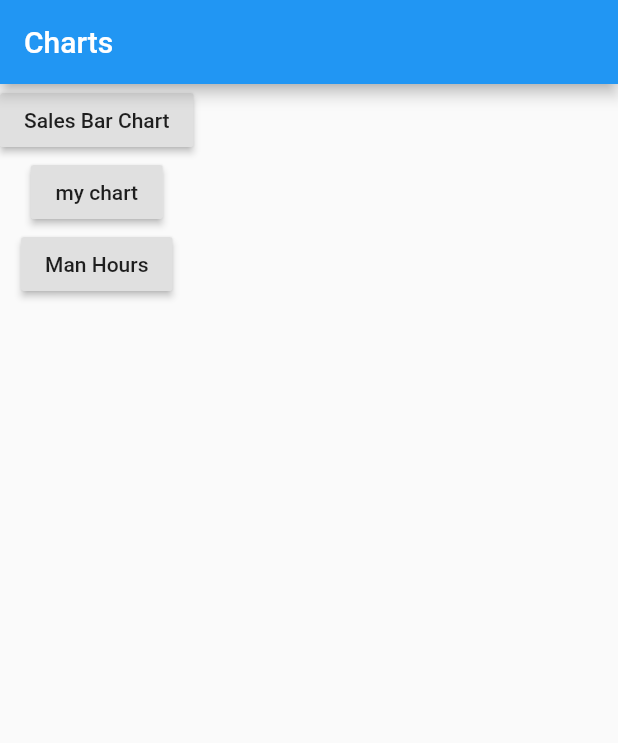
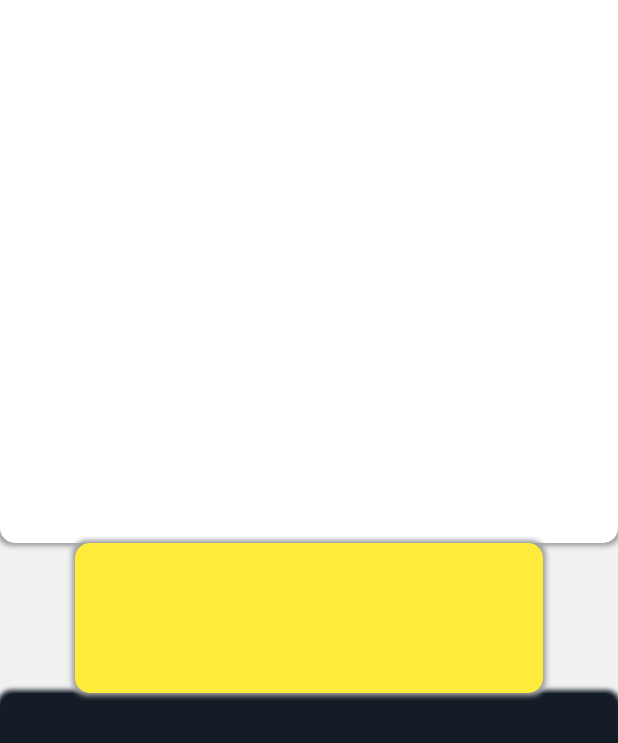
Before and after one commit to HTibs/charts_unergia, a Flutter app: the screen it shows after launch, on a phone screen of 412 x 824 dp. Shown: the top 743 px of the screen. Run offline on Flutter 3.47's test engine with Material 2 defaults, Android fonts, the phone set to English and light mode, and no system bars; our stand-ins replace charts_flutter, cloud_firestore, fl_chart; accounts and stored records are empty.

Commit message:
designing the homeScreen

```diff
--- a/lib/activities/homeActivity.dart
+++ b/lib/activities/homeActivity.dart
@@ -5,33 +5,106 @@ class HomeActivity extends StatefulWidget {
   _HomeActivityState createState() => _HomeActivityState();
 }
 
+//class _HomeActivityState extends State<HomeActivity> {
+//  @override
+//  Widget build(BuildContext context) {
+//    return SafeArea(
+//      child: Scaffold(
+//        backgroundColor: Color(0xffF1F1F2),
+//        body: Container(
+//          child: Column(
+//            children: <Widget>[
+//              RaisedButton(
+//                child: Text('Sales Bar Chart'),
+//                onPressed: () {
+//                  Navigator.pushNamed(context, '/salesHome');
+//                },
+//              ),
+//              RaisedButton(
+//                child: (Text('my chart')),
+//                onPressed: () {
+//                  Navigator.pushNamed(context, '/sample');
+//                },
+//              ),
+//              RaisedButton(
+//                child: Text('Man Hours'),
+//                onPressed: () {
+//                  Navigator.pushNamed(context, '/transit');
+//                },
+//              ),
+//            ],
+//          ),
+//        ),
+//      ),
+//    );
+//  }
+//}
+
 class _HomeActivityState extends State<HomeActivity> {
   @override
   Widget build(BuildContext context) {
-    return Scaffold(
-      appBar: AppBar(
-        title: Text('Charts'),
-      ),
-      body: Container(
-        child: Column(
+    return SafeArea(
+      child: Scaffold(
+        backgroundColor: Color(0xffF1F1F2),
+        body: Stack(
+          fit: StackFit.expand,
           children: <Widget>[
-            RaisedButton(
-              child: Text('Sales Bar Chart'),
-              onPressed: () {
-                Navigator.pushNamed(context, '/salesHome');
-              },
+            Positioned(
+              top: 0,
+              child: Container(
+                decoration: BoxDecoration(
+                    color: Colors.white,
+                    boxShadow: [
+                      BoxShadow(
+                        color: Colors.grey,
+                        blurRadius: 2.0,
+                        spreadRadius: 2.0,
+                      )
+                    ],
+                    borderRadius: BorderRadius.only(
+                        bottomLeft: Radius.circular(10.0),
+                        bottomRight: Radius.circular(10.0))),
+                width: MediaQuery.of(context).size.width,
+                height: (MediaQuery.of(context).size.height / 2) - 50,
+                //color: Colors.red,
+              ),
             ),
-            RaisedButton(
-              child: (Text('my chart')),
-              onPressed: () {
-                Navigator.pushNamed(context, '/sample');
-              },
+            Positioned(
+              bottom: 0,
+              child: Container(
+                width: MediaQuery.of(context).size.width,
+                height: (MediaQuery.of(context).size.height / 2) - 50,
+                //color: Colors.green,
+                decoration: BoxDecoration(
+                    boxShadow: [
+                      BoxShadow(
+                        color: Color(0xff141d26),
+                        blurRadius: 2.0,
+                        spreadRadius: 2.0,
+                      )
+                    ],
+                    borderRadius: BorderRadius.only(
+                        topLeft: Radius.circular(10.0),
+                        topRight: Radius.circular(10.0)),
+                    color: Color(0xff141d26)),
+              ),
             ),
-            RaisedButton(
-              child: Text('Man Hours'),
-              onPressed: () {
-                Navigator.pushNamed(context, '/manHours');
-              },
+            Center(
+              child: Container(
+                decoration: BoxDecoration(
+                    color: Colors.yellow,
+                    boxShadow: [
+                      BoxShadow(
+                        color: Colors.grey,
+                        blurRadius: 2.0,
+                        spreadRadius: 2.0,
+                      )
+                    ],
+                    borderRadius: BorderRadius.all(Radius.circular(10.0))),
+                //color: Colors.yellow,
+                width: MediaQuery.of(context).size.width - 100,
+                height: 100.0,
+              ),
             ),
           ],
         ),
--- a/lib/activities/pieChartActivity.dart
+++ b/lib/activities/pieChartActivity.dart
@@ -38,6 +38,17 @@ class _PieChartActivityState extends State<PieChartActivity> {
   Widget build(BuildContext context) {
     return SafeArea(
       child: Scaffold(
+        appBar: AppBar(
+          backgroundColor: Color(0xff141d26),
+          leading: IconButton(
+              icon: Icon(
+                Icons.arrow_back_ios,
+                color: Colors.grey,
+              ),
+              onPressed: () {
+                Navigator.pop(context);
+              }),
+        ),
         backgroundColor: Color(0xff141d26),
         body: Column(
           mainAxisAlignment: MainAxisAlignment.spaceAround,
@@ -197,6 +208,7 @@ class _PieChartActivityState extends State<PieChartActivity> {
         ),
         Row(
           mainAxisAlignment: MainAxisAlignment.start,
+          crossAxisAlignment: CrossAxisAlignment.center,
           children: <Widget>[
             Container(
               height: 12.0,
--- a/lib/services/routers.dart
+++ b/lib/services/routers.dart
@@ -13,8 +13,22 @@ Route<dynamic> generateRoute(RouteSettings settings) {
       return MaterialPageRoute(builder: (context) => SalesHomeActivity());
     case '/sample':
       return MaterialPageRoute(builder: (context) => PieChartSample2());
-    case '/manHours':
+    case '/manhours':
       return MaterialPageRoute(builder: (context) => PieChartActivity());
+    case '/transit':
+      return PageRouteBuilder(
+          transitionDuration: Duration(seconds: 1),
+          pageBuilder: (context, animation, secondaryAnimation) =>
+              PieChartActivity(),
+          transitionsBuilder: (context, animation, secondaryAnimation, child) {
+            animation =
+                CurvedAnimation(parent: animation, curve: Curves.bounceInOut);
+            return ScaleTransition(
+              alignment: Alignment.center,
+              scale: animation,
+              child: child,
+            );
+          });
     default:
       return MaterialPageRoute(builder: (context) => HomeActivity());
   }
```
